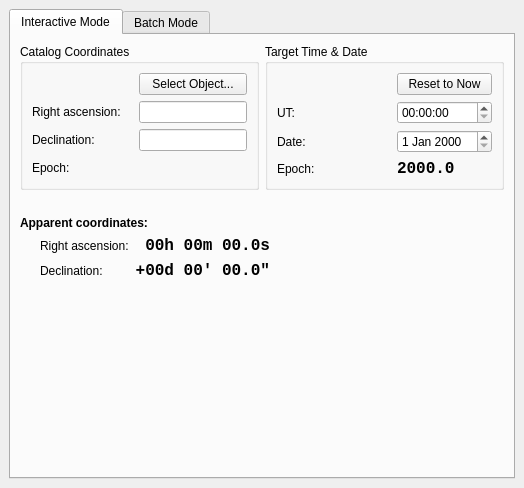
Before: the Qt Designer form kstars/tools/modcalcapcoord.ui in KDE/kstars, drawn with Qt 5.
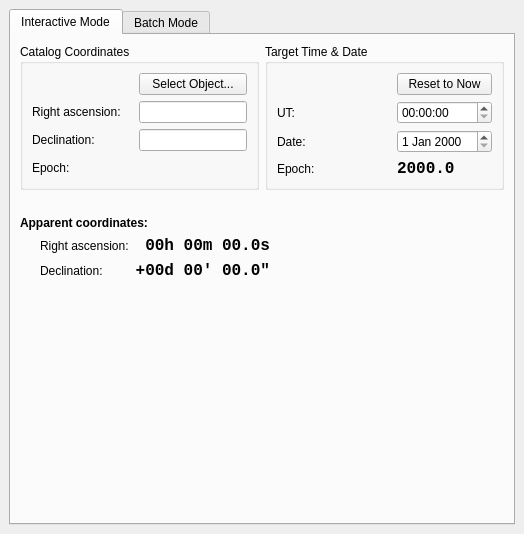
After: the same form once the commit is applied. Custom widgets are drawn as their Qt base class.

```diff
--- a/kstars/tools/modcalcapcoord.ui
+++ b/kstars/tools/modcalcapcoord.ui
@@ -6,7 +6,7 @@
     <x>0</x>
     <y>0</y>
     <width>524</width>
-    <height>488</height>
+    <height>534</height>
    </rect>
   </property>
   <property name="focusPolicy" >
@@ -37,6 +37,14 @@
       <number>0</number>
      </property>
      <widget class="QWidget" name="tab" >
+      <property name="geometry" >
+       <rect>
+        <x>0</x>
+        <y>0</y>
+        <width>494</width>
+        <height>478</height>
+       </rect>
+      </property>
       <attribute name="title" >
        <string>Interactive Mode</string>
       </attribute>
@@ -322,19 +330,7 @@
            <property name="leftMargin" >
             <number>0</number>
            </property>
-           <property name="topMargin" >
-            <number>0</number>
-           </property>
-           <property name="rightMargin" >
-            <number>0</number>
-           </property>
-           <property name="bottomMargin" >
-            <number>0</number>
-           </property>
-           <property name="horizontalSpacing" >
-            <number>6</number>
-           </property>
-           <property name="verticalSpacing" >
+           <property name="spacing" >
             <number>6</number>
            </property>
            <item row="1" column="1" >
@@ -429,6 +425,14 @@
       </layout>
      </widget>
      <widget class="QWidget" name="tab" >
+      <property name="geometry" >
+       <rect>
+        <x>0</x>
+        <y>0</y>
+        <width>840</width>
+        <height>420</height>
+       </rect>
+      </property>
       <attribute name="title" >
        <string>Batch Mode</string>
       </attribute>
@@ -792,6 +796,12 @@
    <extends>QPushButton</extends>
    <header>kpushbutton.h</header>
   </customwidget>
+  <customwidget>
+   <class>KTabWidget</class>
+   <extends>QTabWidget</extends>
+   <header>ktabwidget.h</header>
+   <container>1</container>
+  </customwidget>
   <customwidget>
    <class>dmsBox</class>
    <extends>KLineEdit</extends>
```
Left out of the diff: 184 changed lines with no effect on the pictures.
